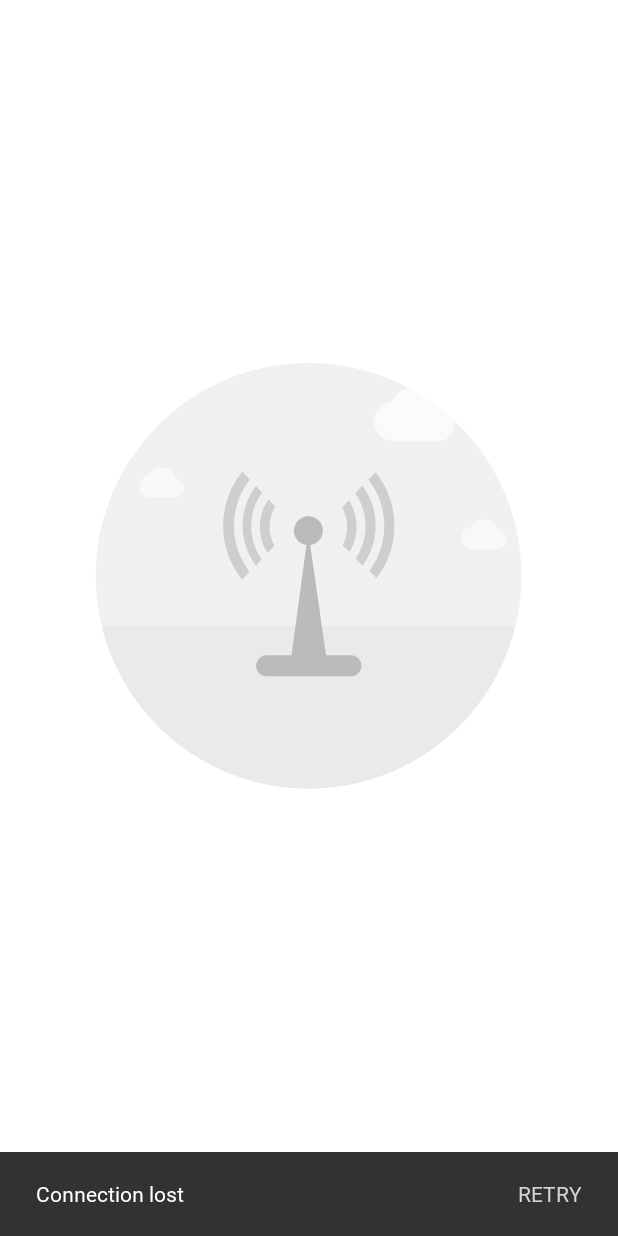
After one commit to smiljkov-pero/AllRecipes, an Android app: the layout error_connectivity_layout.xml on its own in the app's theme, with its tools: preview values and no code run, on a phone screen of 412 x 824 dp. The commit adds this screen. Run offline under Robolectric (Android 15) with nearby library versions, the phone set to English and light mode, and no system bars.

Commit message:
Added network connection error view

```diff
--- a/app/src/main/java/com/allrecipes/ui/home/views/HomeScreenView.java
+++ b/app/src/main/java/com/allrecipes/ui/home/views/HomeScreenView.java
@@ -22,4 +22,6 @@ public interface HomeScreenView extends AbstractPresenterView {
     void addSwapLaneChannelItemToAdapter(YoutubePlaylistWithVideos youtubePlaylistWithVideos, int position);
 
     void setCurrentFilterSettings(FiltersAndSortSettings filtersAndSortSettings);
+
+    void showError(boolean show);
 }
--- /dev/null
+++ b/app/src/main/res/layout/error_connectivity_layout.xml
@@ -0,0 +1,58 @@
+<?xml version="1.0" encoding="utf-8"?>
+<RelativeLayout
+    xmlns:android="http://schemas.android.com/apk/res/android"
+    android:layout_width="match_parent"
+    android:layout_height="match_parent"
+    android:background="@android:color/white"
+    android:clickable="true">
+
+    <FrameLayout
+        android:layout_width="match_parent"
+        android:layout_height="match_parent"
+        android:layout_above="@+id/snack_layout">
+
+        <ImageView
+            android:id="@+id/error_image"
+            android:layout_width="wrap_content"
+            android:layout_height="wrap_content"
+            android:layout_gravity="center"
+            android:src="@drawable/ic_error_connection"
+            android:scaleType="fitCenter"
+            android:padding="@dimen/d2"/>
+
+    </FrameLayout>
+
+    <RelativeLayout
+        android:id="@+id/snack_layout"
+        android:layout_width="match_parent"
+        android:layout_height="@dimen/d7"
+        android:background="@color/design_snackbar_background_color"
+        android:layout_alignParentBottom="true">
+
+        <com.allrecipes.custom.views.AllRecipesTextView
+            android:id="@+id/error_message"
+            android:layout_width="match_parent"
+            android:layout_height="match_parent"
+            android:layout_toLeftOf="@+id/retryButton"
+            android:gravity="center_vertical|left"
+            android:text="Connection lost"
+            android:textSize="@dimen/design_snackbar_text_size"
+            android:textColor="@android:color/white"
+            android:paddingLeft="@dimen/d3"/>
+
+        <com.allrecipes.custom.views.AllRecipesTextView
+            android:id="@+id/retryButton"
+            android:layout_width="wrap_content"
+            android:layout_height="match_parent"
+            android:layout_alignParentRight="true"
+            android:textColor="@color/primary"
+            android:textSize="@dimen/design_snackbar_text_size"
+            android:text="RETRY"
+            android:gravity="center_vertical"
+            android:paddingRight="@dimen/d3"
+            android:paddingLeft="@dimen/d3"
+            android:background="?attr/selectableItemBackground"/>
+
+    </RelativeLayout>
+
+</RelativeLayout>
```
Also changed, not shown: app/src/main/java/com/allrecipes/di/AppModule.kt (+7 -0 lines), app/src/main/java/com/allrecipes/di/NetworkModule.kt (+11 -1 lines), app/src/main/java/com/allrecipes/network/OfflineException.java (added, +8 -0 lines), app/src/main/java/com/allrecipes/network/RequestInterceptor.java (added, +39 -0 lines), app/src/main/java/com/allrecipes/presenters/HomeScreenPresenter.java (+5 -3 lines), app/src/main/java/com/allrecipes/ui/home/activity/HomeActivity.kt (+13 -1 lines), app/src/main/res/layout/activity_home.xml (+23 -9 lines), app/src/main/res/drawable-hdpi/ic_error_connection.png (added), app/src/main/res/drawable-mdpi/ic_error_connection.png (added), app/src/main/res/drawable-xhdpi/ic_error_connection.png (added), app/src/main/res/drawable-xxhdpi/ic_error_connection.png (added), app/src/main/res/drawable-xxxhdpi/ic_error_connection.png (added).
